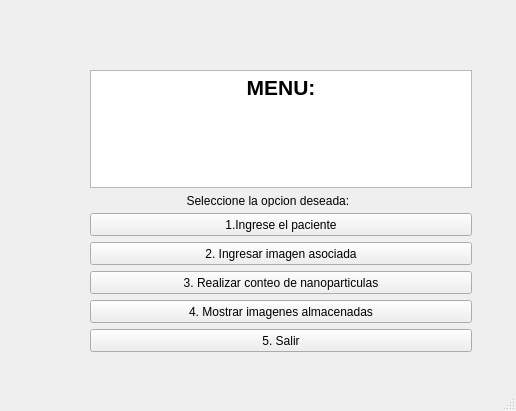
First picture: the form in interfaz_menu.ui, repository MarianaGG3/TrabajoFinal_info, before the edit.
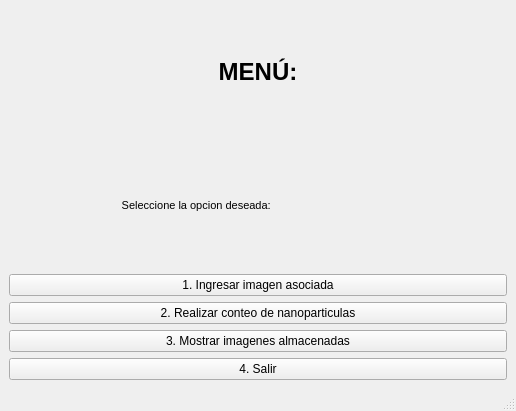
Second picture: the form after the edit.

Commit message: modificacion interfaz agregar usuario-cambio clase usuario

Patch:
```diff
--- a/interfaz_menu.ui
+++ b/interfaz_menu.ui
@@ -14,101 +14,55 @@
    <string>MainWindow</string>
   </property>
   <widget class="QWidget" name="centralwidget">
-   <widget class="QPushButton" name="conteo">
-    <property name="geometry">
-     <rect>
-      <x>90</x>
-      <y>271</y>
-      <width>382</width>
-      <height>23</height>
-     </rect>
-    </property>
-    <property name="text">
-     <string>3. Realizar conteo de nanoparticulas</string>
-    </property>
-   </widget>
-   <widget class="QPushButton" name="ingresar_pac">
-    <property name="geometry">
-     <rect>
-      <x>90</x>
-      <y>213</y>
-      <width>382</width>
-      <height>23</height>
-     </rect>
-    </property>
-    <property name="text">
-     <string>1.Ingrese el paciente</string>
-    </property>
-   </widget>
-   <widget class="QPushButton" name="imag">
-    <property name="geometry">
-     <rect>
-      <x>90</x>
-      <y>300</y>
-      <width>382</width>
-      <height>23</height>
-     </rect>
-    </property>
-    <property name="text">
-     <string>4. Mostrar imagenes almacenadas</string>
-    </property>
-   </widget>
-   <widget class="QLabel" name="label">
-    <property name="geometry">
-     <rect>
-      <x>90</x>
-      <y>194</y>
-      <width>382</width>
-      <height>13</height>
-     </rect>
-    </property>
-    <property name="text">
-     <string>                             Seleccione la opcion deseada:</string>
-    </property>
-   </widget>
-   <widget class="QTextEdit" name="textEdit">
-    <property name="geometry">
-     <rect>
-      <x>90</x>
-      <y>70</y>
-      <width>382</width>
-      <height>118</height>
-     </rect>
-    </property>
-    <property name="html">
-     <string>&lt;!DOCTYPE HTML PUBLIC &quot;-//W3C//DTD HTML 4.0//EN&quot; &quot;http://www.w3.org/TR/REC-html40/strict.dtd&quot;&gt;
-&lt;html&gt;&lt;head&gt;&lt;meta name=&quot;qrichtext&quot; content=&quot;1&quot; /&gt;&lt;style type=&quot;text/css&quot;&gt;
-p, li { white-space: pre-wrap; }
-&lt;/style&gt;&lt;/head&gt;&lt;body style=&quot; font-family:'MS Shell Dlg 2'; font-size:8.25pt; font-weight:400; font-style:normal;&quot;&gt;
-&lt;p align=&quot;center&quot; style=&quot; margin-top:0px; margin-bottom:0px; margin-left:0px; margin-right:0px; -qt-block-indent:0; text-indent:0px;&quot;&gt;&lt;span style=&quot; font-size:16pt; font-weight:600;&quot;&gt;MENU:&lt;/span&gt;&lt;/p&gt;&lt;/body&gt;&lt;/html&gt;</string>
-    </property>
-   </widget>
-   <widget class="QPushButton" name="salir">
-    <property name="geometry">
-     <rect>
-      <x>90</x>
-      <y>329</y>
-      <width>382</width>
-      <height>23</height>
-     </rect>
-    </property>
-    <property name="text">
-     <string>5. Salir</string>
-    </property>
-   </widget>
-   <widget class="QPushButton" name="ingresar_imagen">
-    <property name="geometry">
-     <rect>
-      <x>90</x>
-      <y>242</y>
-      <width>382</width>
-      <height>23</height>
-     </rect>
-    </property>
-    <property name="text">
-     <string>2. Ingresar imagen asociada</string>
-    </property>
-   </widget>
+   <layout class="QVBoxLayout" name="verticalLayout">
+    <item>
+     <widget class="QLabel" name="label_2">
+      <property name="text">
+       <string>&lt;html&gt;&lt;head/&gt;&lt;body&gt;&lt;p align=&quot;center&quot;&gt;&lt;span style=&quot; font-size:18pt; font-weight:600;&quot;&gt;MENÚ:&lt;/span&gt;&lt;/p&gt;&lt;/body&gt;&lt;/html&gt;</string>
+      </property>
+     </widget>
+    </item>
+    <item>
+     <widget class="QLabel" name="label">
+      <property name="font">
+       <font>
+        <pointsize>8</pointsize>
+       </font>
+      </property>
+      <property name="text">
+       <string>                                     Seleccione la opcion deseada:</string>
+      </property>
+     </widget>
+    </item>
+    <item>
+     <widget class="QPushButton" name="ingresar">
+      <property name="text">
+       <string>1. Ingresar imagen asociada</string>
+      </property>
+     </widget>
+    </item>
+    <item>
+     <widget class="QPushButton" name="conteo">
+      <property name="text">
+       <string>2. Realizar conteo de nanoparticulas</string>
+      </property>
+     </widget>
+    </item>
+    <item>
+     <widget class="QPushButton" name="imag">
+      <property name="text">
+       <string>3. Mostrar imagenes almacenadas</string>
+      </property>
+     </widget>
+    </item>
+    <item>
+     <widget class="QPushButton" name="salir">
+      <property name="text">
+       <string>4. Salir</string>
+      </property>
+     </widget>
+    </item>
+   </layout>
   </widget>
   <widget class="QMenuBar" name="menubar">
    <property name="geometry">
```
Left out of the diff: 2 changed lines with no effect on the pictures. The commit also changes 5 other files.
